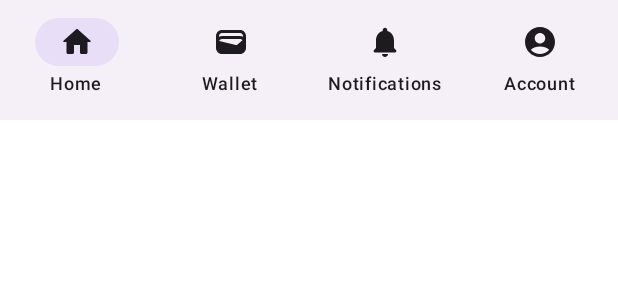
After one commit to JJongmen/AndroidPractice, an Android app built with Jetpack Compose: the @Preview function BottomNavigationBar, on a phone screen of 412 x 824 dp. The commit adds this screen. Shown: the top 300 px of the screen. Run offline under Robolectric (Android 15) with nearby library versions, the phone set to English and light mode, and no system bars.

Commit message:
feat: 하단 네비게이션바 구현

```diff
--- /dev/null
+++ b/app/src/main/java/com/jyp/bankingapp/BottomNavigationBar.kt
@@ -0,0 +1,70 @@
+package com.jyp.bankingapp
+
+import androidx.compose.foundation.background
+import androidx.compose.foundation.layout.Row
+import androidx.compose.material.icons.Icons
+import androidx.compose.material.icons.rounded.AccountCircle
+import androidx.compose.material.icons.rounded.Home
+import androidx.compose.material.icons.rounded.Notifications
+import androidx.compose.material.icons.rounded.Wallet
+import androidx.compose.material3.Icon
+import androidx.compose.material3.MaterialTheme
+import androidx.compose.material3.NavigationBar
+import androidx.compose.material3.NavigationBarItem
+import androidx.compose.material3.Text
+import androidx.compose.runtime.Composable
+import androidx.compose.ui.Modifier
+import androidx.compose.ui.tooling.preview.Preview
+import com.jyp.bankingapp.data.BottomNavigation
+
+val items = listOf(
+    BottomNavigation(
+        title = "Home",
+        icon = Icons.Rounded.Home
+    ),
+
+    BottomNavigation(
+        title = "Wallet",
+        icon = Icons.Rounded.Wallet
+    ),
+
+    BottomNavigation(
+        title = "Notifications",
+        icon = Icons.Rounded.Notifications
+    ),
+
+    BottomNavigation(
+        title = "Account",
+        icon = Icons.Rounded.AccountCircle
+    ),
+)
+
+@Preview
+@Composable
+fun BottomNavigationBar() {
+    NavigationBar {
+        Row(
+            modifier = Modifier.background(MaterialTheme.colorScheme.inverseOnSurface)
+        ) {
+            items.forEachIndexed { index, item ->
+                NavigationBarItem(
+                    selected = index == 0,
+                    onClick = {},
+                    icon = {
+                        Icon(
+                            imageVector = item.icon,
+                            contentDescription = item.title,
+                            tint = MaterialTheme.colorScheme.onBackground
+                        )
+                    },
+                    label = {
+                        Text(
+                            text = item.title,
+                            color = MaterialTheme.colorScheme.onBackground,
+                        )
+                    }
+                )
+            }
+        }
+    }
+}
--- /dev/null
+++ b/app/src/main/java/com/jyp/bankingapp/data/BottomNavigation.kt
@@ -0,0 +1,8 @@
+package com.jyp.bankingapp.data
+
+import androidx.compose.ui.graphics.vector.ImageVector
+
+data class BottomNavigation(
+    val title: String,
+    val icon: ImageVector
+)
```
Also changed, not shown: app/src/main/java/com/jyp/bankingapp/MainActivity.kt (+34 -1 lines), 1 other file.
